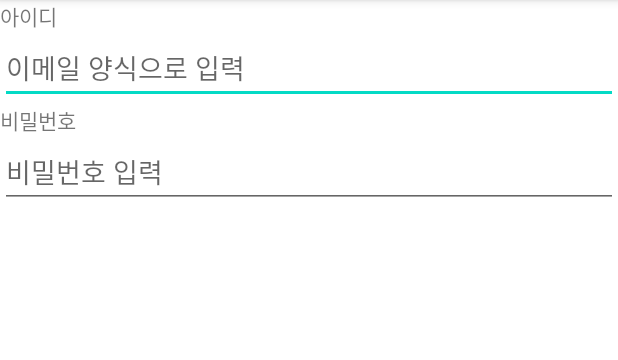
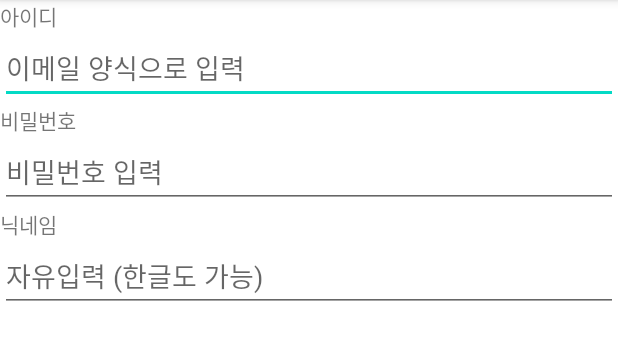
Before and after one commit to skyoo1226/Uip_20220219, an Android app: the screen it shows after launch (MainActivity), on a phone screen of 412 x 824 dp, the part 84-444 px from its top. Run offline under Robolectric (Android 15) with nearby library versions, the phone set to English and light mode, and no system bars.

Commit message:
single line : 비번 또는 한줄만 입력 받을때

```diff
--- a/app/src/main/res/layout/activity_main.xml
+++ b/app/src/main/res/layout/activity_main.xml
@@ -30,5 +30,16 @@
         android:inputType="textPassword"
         android:hint="비밀번호 입력"/>
 
+    <TextView
+        android:layout_width="wrap_content"
+        android:layout_height="wrap_content"
+        android:text="닉네임" />
+
+    <EditText
+        android:layout_width="match_parent"
+        android:layout_height="wrap_content"
+        android:singleLine="true"
+        android:hint="자유입력 (한글도 가능)" />
+
 
 </LinearLayout>
```
